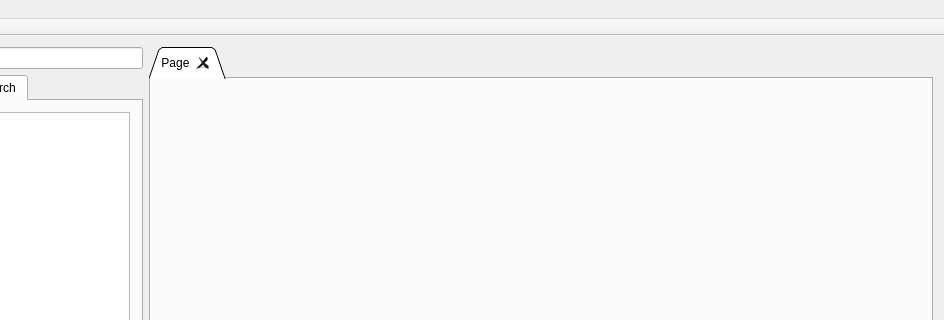
Old version of the form OverwatchPlayerLog/UI/MainWindow.ui in the repository yxbh/Overwatch-Player-Log; both pictures show x 130 to 1074 and y 0 to 320 of the 1074 by 717 pixel window.
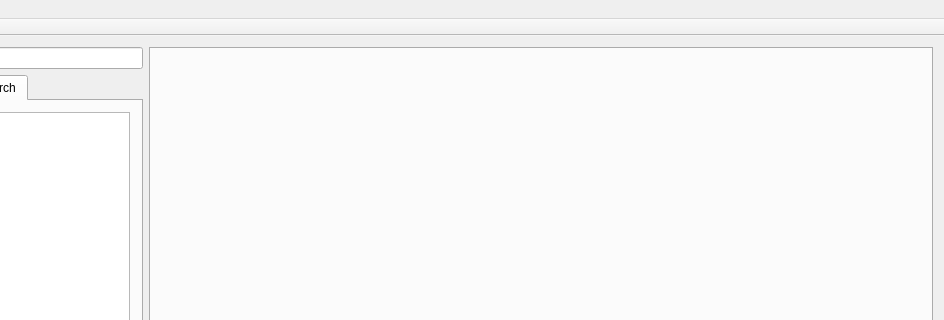
New version of the form.

Commit message: remove empty default  tab

Patch:
```diff
--- a/OverwatchPlayerLog/UI/MainWindow.ui
+++ b/OverwatchPlayerLog/UI/MainWindow.ui
@@ -80,12 +80,6 @@
         <property name="tabBarAutoHide">
          <bool>false</bool>
         </property>
-        <widget class="QWidget" name="tab">
-         <attribute name="title">
-          <string>Page</string>
-         </attribute>
-         <layout class="QVBoxLayout" name="verticalLayout_5"/>
-        </widget>
        </widget>
       </item>
      </layout>
```
